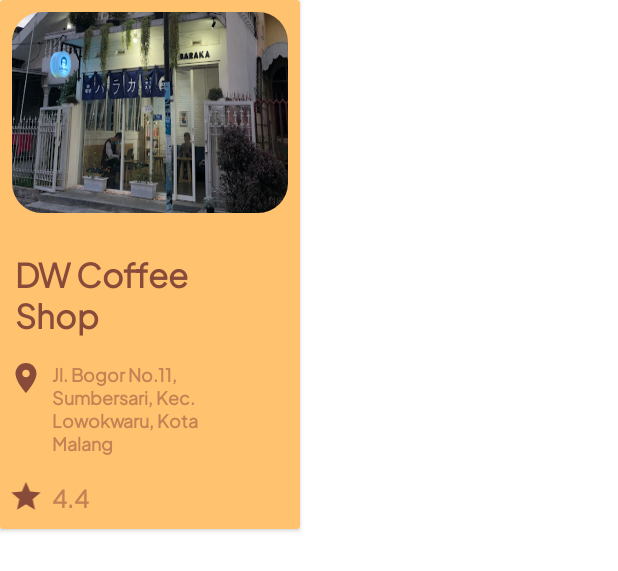
After one commit to Bangkit-Capstone-C23-PS256/Kaffeehaus_Mobile_Development, an Android app: the layout custom_info_marker.xml on its own in the app's theme, with its tools: preview values and no code run, on a phone screen of 412 x 824 dp. The commit adds this screen. Shown: the top 571 px of the screen. Run offline under Robolectric (Android 15) with nearby library versions, the phone set to English and light mode, and no system bars.

Commit message:
change marker

```diff
--- a/app/build.gradle
+++ b/app/build.gradle
@@ -74,6 +74,7 @@ dependencies {
     implementation 'androidx.activity:activity-ktx:1.6.1'
     implementation "androidx.paging:paging-runtime-ktx:3.1.1"
     implementation 'com.github.bumptech.glide:glide:4.15.0'
+    kapt 'com.github.bumptech.glide:compiler:4.15.0'
     implementation 'androidx.room:room-common:2.5.1'
     implementation 'androidx.room:room-ktx:2.5.1'
     implementation 'androidx.fragment:fragment-ktx:1.6.0'
--- a/app/src/main/java/com/iqbaltio/kaffeehaus/activity/MapsActivity.kt
+++ b/app/src/main/java/com/iqbaltio/kaffeehaus/activity/MapsActivity.kt
@@ -17,6 +17,7 @@ import com.google.android.gms.maps.model.LatLng
 import com.google.android.gms.maps.model.MapStyleOptions
 import com.google.android.gms.maps.model.MarkerOptions
 import com.iqbaltio.kaffeehaus.R
+import com.iqbaltio.kaffeehaus.adapter.CustomInfoAdapter
 import com.iqbaltio.kaffeehaus.data.ViewModelFactory
 import com.iqbaltio.kaffeehaus.data.api.CafeItem
 import com.iqbaltio.kaffeehaus.data.api.RequestSearch
@@ -73,10 +74,11 @@ class MapsActivity : AppCompatActivity(), OnMapReadyCallback {
     private fun makeMarker(listCafe : List<CafeItem>){
         for (cafe in listCafe){
             val latlng = LatLng(cafe.latitude, cafe.longitude)
+            mMap.setInfoWindowAdapter(CustomInfoAdapter(this, listCafe))
             mMap.addMarker(
                 MarkerOptions()
                     .position(latlng)
-                    .snippet(cafe.rating + " || " + cafe.address)
+//                    .snippet(cafe.rating + " || " + cafe.address)
                     .title(cafe.name)
             )
         }
--- /dev/null
+++ b/app/src/main/java/com/iqbaltio/kaffeehaus/adapter/CustomInfoAdapter.kt
@@ -0,0 +1,42 @@
+package com.iqbaltio.kaffeehaus.adapter
+
+import android.content.Context
+import android.view.LayoutInflater
+import android.view.View
+import android.widget.TextView
+import com.bumptech.glide.Glide
+import com.google.android.gms.maps.GoogleMap
+import com.google.android.gms.maps.model.Marker
+import com.google.android.material.imageview.ShapeableImageView
+import com.iqbaltio.kaffeehaus.data.api.CafeItem
+import com.iqbaltio.kaffeehaus.R
+
+class CustomInfoAdapter(private val context: Context, private val cafeList : List<CafeItem>) : GoogleMap.InfoWindowAdapter {
+    override fun getInfoContents(marker: Marker): View? {
+        val inflater = context.getSystemService(Context.LAYOUT_INFLATER_SERVICE) as LayoutInflater
+        val view = inflater.inflate(R.layout.custom_info_marker, null)
+
+        val customInfoMarkerImage = view.findViewById<ShapeableImageView>(R.id.iv_cafe)
+        val customInfoMarkerName = view.findViewById<TextView>(R.id.txtTitle)
+        val customInfoMarkerAddress = view.findViewById<TextView>(R.id.txtAddress)
+        val customInfoMarkerRating = view.findViewById<TextView>(R.id.txtRating)
+
+        // Retrieve data from the ArrayList based on the marker's title
+        val markerData = cafeList.find { it.name == marker.title }
+        markerData?.let {
+            customInfoMarkerName.text = it.name
+            customInfoMarkerAddress.text = it.address
+            customInfoMarkerRating.text = it.rating
+            Glide.with(context)
+                .load(it.urlPhoto)
+                .placeholder(R.drawable.placeholderimagecafe)
+                .into(customInfoMarkerImage)
+        }
+
+        return view
+    }
+
+    override fun getInfoWindow(p0: Marker): View? {
+        return null
+    }
+}
--- /dev/null
+++ b/app/src/main/res/layout/custom_info_marker.xml
@@ -0,0 +1,93 @@
+<?xml version="1.0" encoding="utf-8"?>
+<androidx.cardview.widget.CardView xmlns:android="http://schemas.android.com/apk/res/android"
+    xmlns:app="http://schemas.android.com/apk/res-auto"
+    android:layout_width="200dp"
+    android:layout_height="wrap_content"
+    android:backgroundTint="#FFC26F">
+
+    <com.google.android.material.imageview.ShapeableImageView
+        android:id="@+id/iv_cafe"
+        android:layout_width="200dp"
+        android:layout_height="150dp"
+        android:padding="8dp"
+        android:scaleType="fitXY"
+        android:src="@drawable/placeholderimagecafe"
+        app:shapeAppearanceOverlay="@style/roundedImage" />
+
+    <androidx.constraintlayout.widget.ConstraintLayout
+        android:layout_width="match_parent"
+        android:layout_height="match_parent"
+        android:layout_marginTop="150dp">
+
+        <TextView
+            android:id="@+id/txtTitle"
+            android:layout_width="120dp"
+            android:layout_height="wrap_content"
+            android:layout_marginTop="15dp"
+            android:layout_marginStart="10dp"
+            android:fontFamily="@font/plusjakartasans"
+            android:text="DW Coffee Shop"
+            android:textSize="22sp"
+            android:textStyle="bold"
+            android:textColor="@color/main"
+            app:layout_constraintStart_toStartOf="parent"
+            app:layout_constraintTop_toTopOf="parent"/>
+
+        <ImageView
+            android:id="@+id/icLocation"
+            android:layout_width="wrap_content"
+            android:layout_height="wrap_content"
+            android:layout_marginStart="5dp"
+            android:layout_marginTop="15dp"
+            android:src="@drawable/ic_location"
+            app:layout_constraintStart_toStartOf="parent"
+            app:layout_constraintTop_toBottomOf="@+id/txtTitle"
+            app:tint="@color/main" />
+
+        <TextView
+            android:id="@+id/txtAddress"
+            android:layout_width="100dp"
+            android:layout_height="wrap_content"
+            android:layout_marginStart="5dp"
+            android:layout_marginTop="15dp"
+            android:fontFamily="@font/plusjakartasans"
+            android:text="Jl. Bogor No.11, Sumbersari, Kec. Lowokwaru, Kota Malang"
+            android:textColor="#C38154"
+            android:textSize="12sp"
+            android:textStyle="bold"
+            app:layout_constraintStart_toEndOf="@+id/icLocation"
+            app:layout_constraintTop_toBottomOf="@+id/txtTitle" />
+
+        <ImageView
+            android:id="@+id/icRating"
+            android:layout_width="24dp"
+            android:layout_height="0dp"
+            android:layout_marginStart="5dp"
+            android:layout_marginTop="15dp"
+            android:layout_marginBottom="10dp"
+            android:src="@drawable/ic_star"
+            app:layout_constraintBottom_toBottomOf="parent"
+            app:layout_constraintStart_toStartOf="parent"
+            app:layout_constraintTop_toBottomOf="@+id/txtAddress"
+            app:tint="@color/main" />
+
+        <TextView
+            android:id="@+id/txtRating"
+            android:layout_width="0dp"
+            android:layout_height="wrap_content"
+            android:layout_marginStart="5dp"
+            android:layout_marginTop="15dp"
+            android:layout_marginBottom="10dp"
+            android:fontFamily="@font/plusjakartasans"
+            android:text="4.4"
+            android:textColor="#C38154"
+            android:textSize="16sp"
+            android:textStyle="bold"
+            app:layout_constraintBottom_toBottomOf="parent"
+            app:layout_constraintStart_toEndOf="@+id/icRating"
+            app:layout_constraintTop_toBottomOf="@+id/txtAddress" />
+
+
+    </androidx.constraintlayout.widget.ConstraintLayout>
+
+</androidx.cardview.widget.CardView>
```
Also changed, not shown: app/src/main/res/drawable/placeholderimagecafe.png (added).
